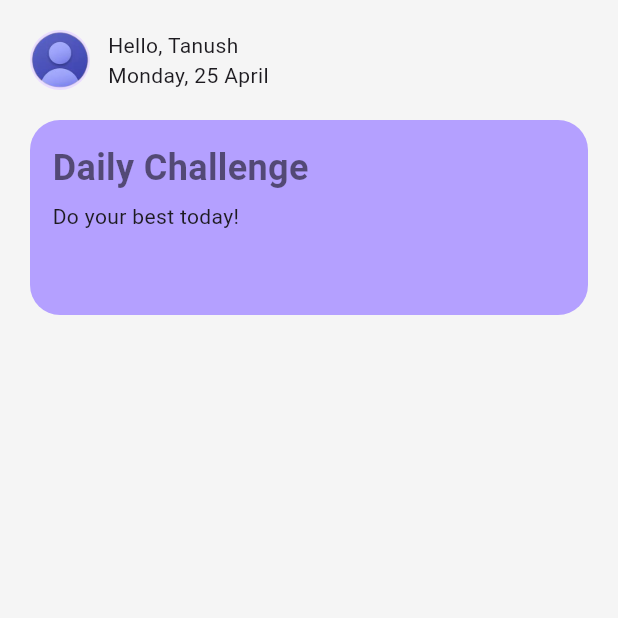
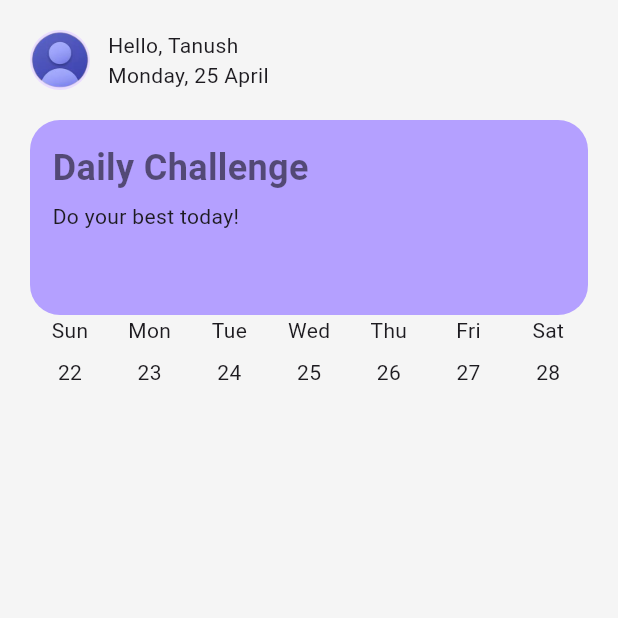
Before and after one commit to devspark-2501/Flutter-Mobile-UI-Designs, a Flutter app: the screen it shows after launch, on a phone screen of 412 x 824 dp, the top half of it. Run offline on Flutter 3.47's test engine with Material 3 defaults, Android fonts, the phone set to English and light mode, and no system bars.

Commit message:
dates added according to the date_Selector.dart page

```diff
--- a/lib/Widget/date_selector.dart
+++ b/lib/Widget/date_selector.dart
@@ -5,7 +5,77 @@ class DateSelector extends StatelessWidget {
   Widget build(BuildContext context) {
     // TODO: implement build
     return Row(
-      children: [],
+      children: [
+        Expanded(
+            child: Column(
+              children: [
+                Text('Sun'),
+                SizedBox(height: 8),
+                Text('22'),
+              ],
+            ),
+        ),
+
+        Expanded(
+            child: Column(
+              children: [
+                Text('Mon'),
+                SizedBox(height: 8),
+                Text('23'),
+              ],
+            ),
+        ),
+
+        Expanded(
+            child: Column(
+              children: [
+                Text('Tue'),
+                SizedBox(height: 8),
+                Text('24'),
+              ],
+            ),
+        ),
+
+        Expanded(
+            child: Column(
+              children: [
+                Text('Wed'),
+                SizedBox(height: 8),
+                Text('25'),
+              ],
+            ),
+        ),
+
+        Expanded(
+            child: Column(
+              children: [
+                Text('Thu'),
+                SizedBox(height: 8),
+                Text('26'),
+              ],
+            ),
+        ),
+
+        Expanded(
+            child: Column(
+              children: [
+                Text('Fri'),
+                SizedBox(height: 8),
+                Text('27'),
+              ],
+            ),
+        ),
+
+        Expanded(
+            child: Column(
+              children: [
+                Text('Sat'),
+                SizedBox(height: 8),
+                Text('28'),
+              ],
+            ),
+        ),
+      ],
     );
   }
 }
```
